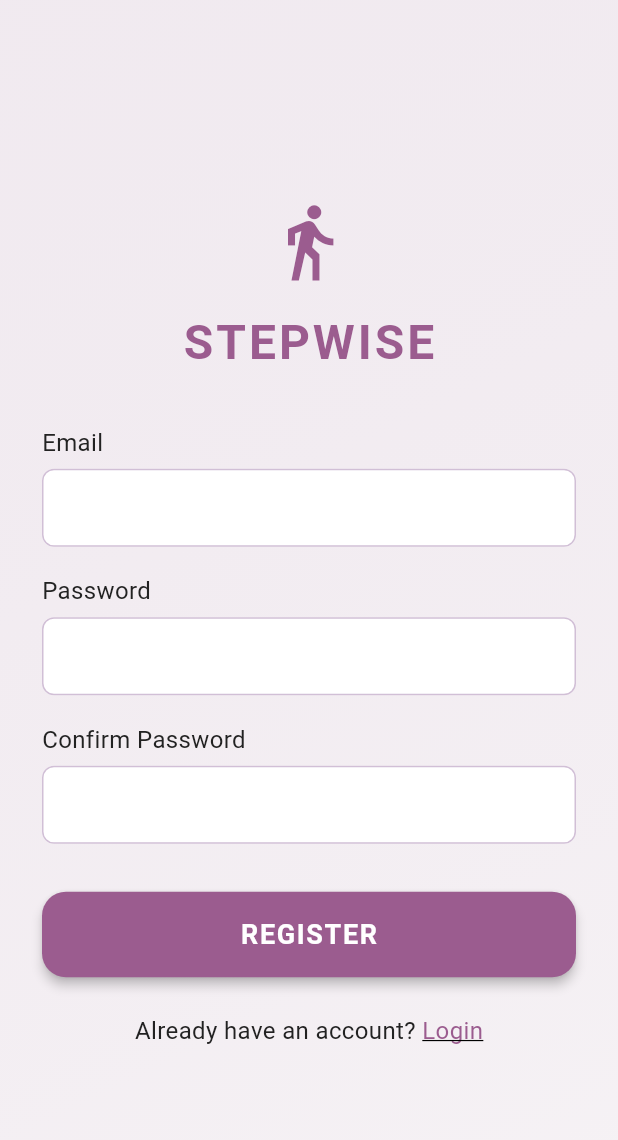
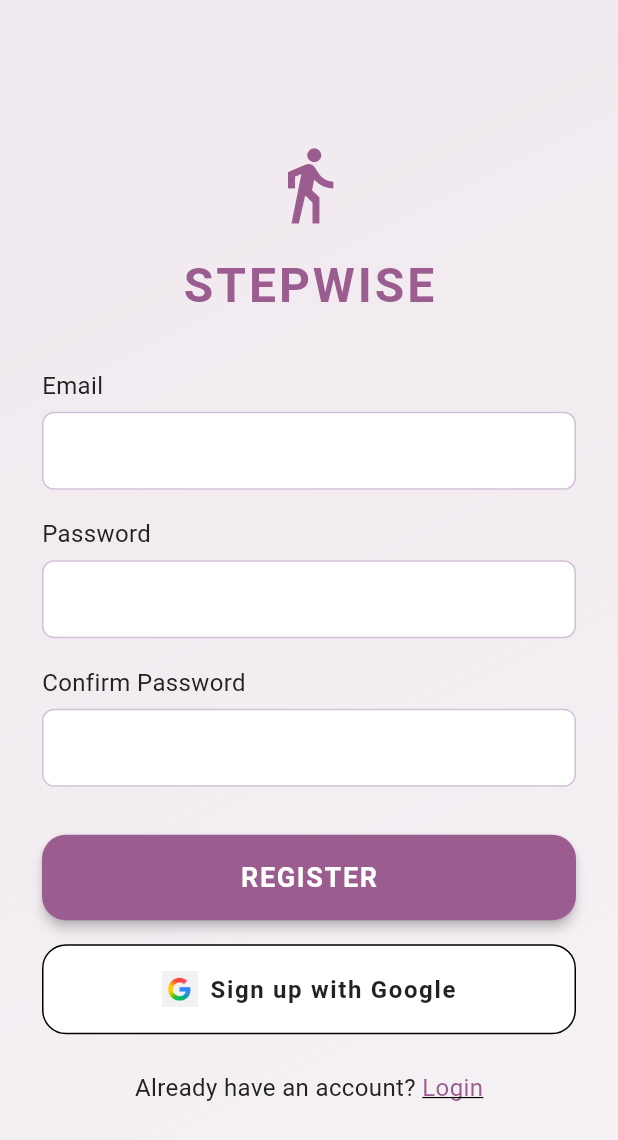
Before and after one commit to Cozmorry/StepWise, a Flutter app: the LoginPage screen opened by its route, after a tap on "LOGIN", after a tap on "Register", on a phone screen of 412 x 824 dp. Shown: the top 1140 px of the screen. Run offline on Flutter 3.47's test engine with Material 3 defaults, Android fonts, the light colour scheme and no system bars; our stand-ins replace firebase_auth, firebase_core, fl_chart, flutter_local_notifications, flutter_slidable, google_sign_in and 7 more; accounts and stored records are empty; network calls fail.

Commit message:
Minor errors fixed

```diff
--- a/stepwise/lib/screens/login_page.dart
+++ b/stepwise/lib/screens/login_page.dart
@@ -125,6 +125,72 @@ class LoginPageState extends State<LoginPage> {
                   if (_loading)
                     const Center(child: CircularProgressIndicator())
                   else ...[
+                    // Email field
+                    Align(
+                      alignment: Alignment.centerLeft,
+                      child: Text('Email', style: AppTextStyles.body(brightness)),
+                    ),
+                    const SizedBox(height: 6),
+                    TextField(
+                      controller: emailController,
+                      decoration: InputDecoration(
+                        filled: true,
+                        fillColor: brightness == Brightness.light ? Colors.white : AppColors.getSecondary(brightness),
+                        border: OutlineInputBorder(
+                          borderRadius: BorderRadius.circular(12),
+                          borderSide: BorderSide(color: AppColors.getBorder(brightness)),
+                        ),
+                        enabledBorder: OutlineInputBorder(
+                          borderRadius: BorderRadius.circular(12),
+                          borderSide: BorderSide(color: AppColors.getBorder(brightness)),
+                        ),
+                        focusedBorder: OutlineInputBorder(
+                          borderRadius: BorderRadius.circular(12),
+                          borderSide: BorderSide(color: AppColors.getPrimary(brightness), width: 2),
+                        ),
+                        contentPadding: const EdgeInsets.symmetric(horizontal: 16, vertical: 18),
+                      ),
+                      style: AppTextStyles.body(brightness).copyWith(color: AppColors.getText(brightness)),
+                    ),
+                    const SizedBox(height: 18),
+                    // Password field
+                    Align(
+                      alignment: Alignment.centerLeft,
+                      child: Text('Password', style: AppTextStyles.body(brightness)),
+                    ),
+                    const SizedBox(height: 6),
+                    TextField(
+                      controller: passwordController,
+                      obscureText: _obscurePassword,
+                      decoration: InputDecoration(
+                        filled: true,
+                        fillColor: brightness == Brightness.light ? Colors.white : AppColors.getSecondary(brightness),
+                        border: OutlineInputBorder(
+                          borderRadius: BorderRadius.circular(12),
+                          borderSide: BorderSide(color: AppColors.getBorder(brightness)),
+                        ),
+                        enabledBorder: OutlineInputBorder(
+                          borderRadius: BorderRadius.circular(12),
+                          borderSide: BorderSide(color: AppColors.getBorder(brightness)),
+                        ),
+                        focusedBorder: OutlineInputBorder(
+                          borderRadius: BorderRadius.circular(12),
+                          borderSide: BorderSide(color: AppColors.getPrimary(brightness), width: 2),
+                        ),
+                        contentPadding: const EdgeInsets.symmetric(horizontal: 16, vertical: 18),
+                        suffixIcon: IconButton(
+                          icon: Icon(_obscurePassword ? Icons.visibility_off : Icons.visibility, color: AppColors.getSubtitle(brightness)),
+                          onPressed: () {
+                            setState(() {
+                              _obscurePassword = !_obscurePassword;
+                            });
+                          },
+                        ),
+                      ),
+                      style: AppTextStyles.body(brightness).copyWith(color: AppColors.getText(brightness)),
+                    ),
+                    const SizedBox(height: 32),
+                    // Login and Google buttons
                     SizedBox(
                       width: double.infinity,
                       child: ElevatedButton(
@@ -166,7 +232,6 @@ class LoginPageState extends State<LoginPage> {
                         onPressed: _signInWithGoogle,
                       ),
                     ),
-                  ],
                     const SizedBox(height: 24),
                     Row(
                       mainAxisAlignment: MainAxisAlignment.center,
@@ -182,6 +247,7 @@ class LoginPageState extends State<LoginPage> {
                     ),
                     const SizedBox(height: 24),
                   ],
+                ],
               ),
             ),
           ),
--- a/stepwise/lib/screens/register_page.dart
+++ b/stepwise/lib/screens/register_page.dart
@@ -204,7 +204,7 @@ class RegisterPageState extends State<RegisterPage> {
                   ],
                   if (_loading)
                     const Center(child: CircularProgressIndicator())
-                  else
+                  else ...[
                     SizedBox(
                       width: double.infinity,
                       child: ElevatedButton(
@@ -221,6 +221,32 @@ class RegisterPageState extends State<RegisterPage> {
                         child: Text('REGISTER', style: AppTextStyles.button(brightness).copyWith(fontSize: 18)),
                       ),
                     ),
+                    const SizedBox(height: 16),
+                    SizedBox(
+                      width: double.infinity,
+                      child: OutlinedButton.icon(
+                        style: OutlinedButton.styleFrom(
+                          backgroundColor: Colors.white,
+                          foregroundColor: Colors.black87,
+                          padding: const EdgeInsets.symmetric(vertical: 18),
+                          shape: RoundedRectangleBorder(
+                            borderRadius: BorderRadius.circular(16),
+                            side: BorderSide(color: AppColors.getBorder(brightness)),
+                          ),
+                        ),
+                        icon: Image.asset(
+                          'assets/google_logo.png',
+                          height: 24,
+                        ),
+                        label: Text('Sign up with Google',
+                            style: AppTextStyles.button(brightness).copyWith(
+                              color: Colors.black87,
+                              fontSize: 16,
+                            )),
+                        onPressed: _signUpWithGoogle,
+                      ),
+                    ),
+                  ],
                   const SizedBox(height: 24),
                   Row(
                     mainAxisAlignment: MainAxisAlignment.center,
@@ -275,22 +301,7 @@ class RegisterPageState extends State<RegisterPage> {
     );
   }
 
-  Widget _customGoogleButton(Brightness brightness) {
-    return OutlinedButton.icon(
-      style: OutlinedButton.styleFrom(
-        backgroundColor: Colors.white,
-        foregroundColor: Colors.black87,
-        side: const BorderSide(color: Color(0xFFDD4B39)),
-        padding: const EdgeInsets.symmetric(vertical: 12),
-        shape: RoundedRectangleBorder(borderRadius: BorderRadius.circular(8)),
-      ),
-      icon: Image.asset('assets/google_logo.png', height: 22),
-      label: const Text('Sign up with Google', style: TextStyle(fontWeight: FontWeight.w600)),
-      onPressed: _signInWithGoogle,
-    );
-  }
-
-  Future<void> _signInWithGoogle() async {
+  Future<void> _signUpWithGoogle() async {
     setState(() { _loading = true; _error = null; });
     try {
       final GoogleSignInAccount? googleUser = await GoogleSignIn().signIn();
@@ -305,14 +316,17 @@ class RegisterPageState extends State<RegisterPage> {
       );
       await FirebaseAuth.instance.signInWithCredential(credential);
       if (mounted) {
+        // Always go to onboarding after Google sign-up
         Navigator.pushReplacementNamed(context, '/profile-onboarding');
       }
-    } on FirebaseAuthException catch (e) {
-      setState(() { _error = e.message; });
     } catch (e) {
-      setState(() { _error = e.toString(); });
+      setState(() {
+        _error = 'Failed to sign up with Google. Please try again.';
+      });
     } finally {
-      setState(() { _loading = false; });
+      if (mounted) {
+        setState(() { _loading = false; });
+      }
     }
   }
 }
--- a/stepwise/pubspec.yaml
+++ b/stepwise/pubspec.yaml
@@ -42,7 +42,7 @@ dependencies:
   image_picker: ^1.1.2
   flutter_slidable: ^4.0.0
   intl: ^0.20.2
-  flutter_local_notifications: ^16.3.2
+  flutter_local_notifications: ^15.1.1
 
 dev_dependencies:
   flutter_test:
```
Also changed, not shown: stepwise/lib/screens/activity_log_page.dart (+14 -7 lines), stepwise/pubspec.lock, 1 other file. Lines whose indentation alone changed are shown as unchanged.
